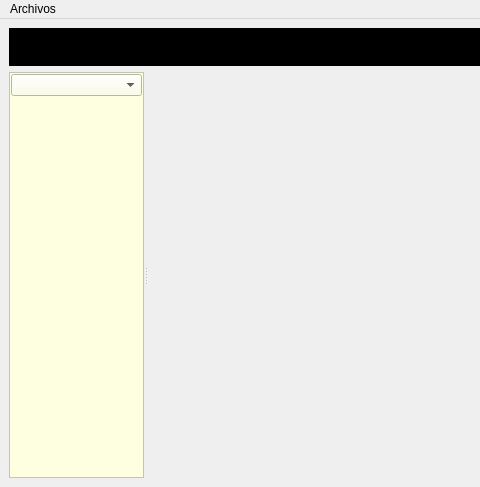
Before: the Qt Designer form mainwindow.ui in arcnexus/RedFoX, drawn with Qt 5; both pictures show x 0 to 480 and y 0 to 487 of the 1245 by 487 pixel window.
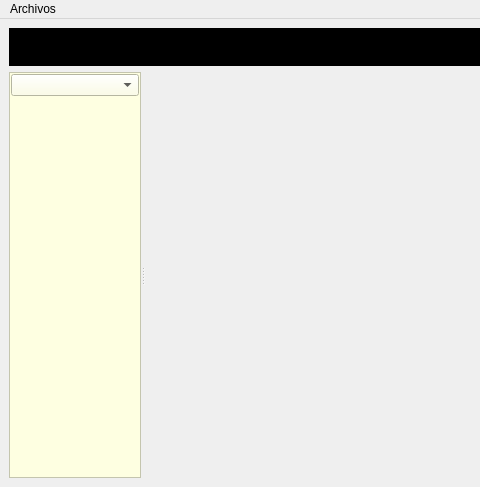
After: the same form once the commit is applied. Icons and pictures are not drawn.

Diff of the .ui file:
```diff
--- a/mainwindow.ui
+++ b/mainwindow.ui
@@ -562,15 +562,9 @@
          <verstretch>0</verstretch>
         </sizepolicy>
        </property>
-       <property name="minimumSize">
-        <size>
-         <width>0</width>
-         <height>0</height>
-        </size>
-       </property>
        <property name="maximumSize">
         <size>
-         <width>135</width>
+         <width>132</width>
          <height>620</height>
         </size>
        </property>
@@ -603,7 +597,7 @@
          <widget class="QStackedWidget" name="modulesStack">
           <property name="minimumSize">
            <size>
-            <width>131</width>
+            <width>129</width>
             <height>0</height>
            </size>
           </property>
```
